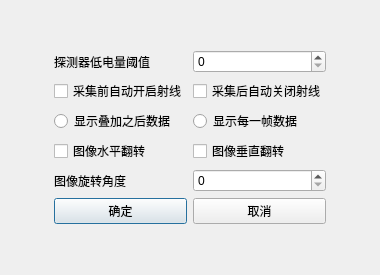
Old version of the form RayimDR/UI/AppCfgDialog.ui in the repository wangyunfu1996/RayimDR.
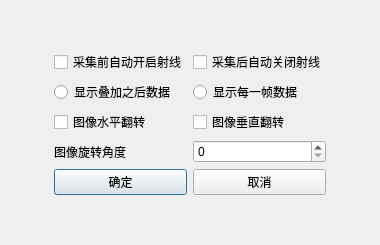
New version of the form. Custom widgets are drawn as their Qt base class.

The edit to the form file:
```diff
--- a/RayimDR/UI/AppCfgDialog.ui
+++ b/RayimDR/UI/AppCfgDialog.ui
@@ -7,26 +7,13 @@
     <x>0</x>
     <y>0</y>
     <width>380</width>
-    <height>275</height>
+    <height>245</height>
    </rect>
   </property>
   <property name="windowTitle">
    <string>AppCfgDialog</string>
   </property>
   <layout class="QGridLayout" name="gridLayout">
-   <item row="1" column="0">
-    <spacer name="horizontalSpacer">
-     <property name="orientation">
-      <enum>Qt::Orientation::Horizontal</enum>
-     </property>
-     <property name="sizeHint" stdset="0">
-      <size>
-       <width>40</width>
-       <height>20</height>
-      </size>
-     </property>
-    </spacer>
-   </item>
    <item row="6" column="1">
     <widget class="ElaPushButton" name="pushButton_confirm">
      <property name="text">
@@ -34,19 +21,6 @@
      </property>
     </widget>
    </item>
-   <item row="1" column="4">
-    <spacer name="horizontalSpacer_2">
-     <property name="orientation">
-      <enum>Qt::Orientation::Horizontal</enum>
-     </property>
-     <property name="sizeHint" stdset="0">
-      <size>
-       <width>40</width>
-       <height>20</height>
-      </size>
-     </property>
-    </spacer>
-   </item>
    <item row="6" column="2">
     <widget class="ElaPushButton" name="pushButton_cancel">
      <property name="text">
@@ -82,9 +56,6 @@
      </property>
     </widget>
    </item>
-   <item row="1" column="2">
-    <widget class="ElaSpinBox" name="spinBox_detLowBattery"/>
-   </item>
    <item row="2" column="2">
     <widget class="ElaCheckBox" name="checkBox_autoStopXRay">
      <property name="text">
@@ -92,13 +63,6 @@
      </property>
     </widget>
    </item>
-   <item row="1" column="1">
-    <widget class="ElaText" name="label">
-     <property name="text">
-      <string>探测器低电量阈值</string>
-     </property>
-    </widget>
-   </item>
    <item row="7" column="1">
     <spacer name="verticalSpacer_2">
      <property name="orientation">
@@ -140,7 +104,37 @@
     </widget>
    </item>
    <item row="5" column="2">
-    <widget class="ElaSpinBox" name="spinBox_rotate"/>
+    <widget class="ElaSpinBox" name="spinBox_rotate">
+     <property name="maximum">
+      <number>360</number>
+     </property>
+    </widget>
+   </item>
+   <item row="2" column="0">
+    <spacer name="horizontalSpacer">
+     <property name="orientation">
+      <enum>Qt::Orientation::Horizontal</enum>
+     </property>
+     <property name="sizeHint" stdset="0">
+      <size>
+       <width>40</width>
+       <height>20</height>
+      </size>
+     </property>
+    </spacer>
+   </item>
+   <item row="2" column="3">
+    <spacer name="horizontalSpacer_2">
+     <property name="orientation">
+      <enum>Qt::Orientation::Horizontal</enum>
+     </property>
+     <property name="sizeHint" stdset="0">
+      <size>
+       <width>40</width>
+       <height>20</height>
+      </size>
+     </property>
+    </spacer>
    </item>
   </layout>
  </widget>
```
